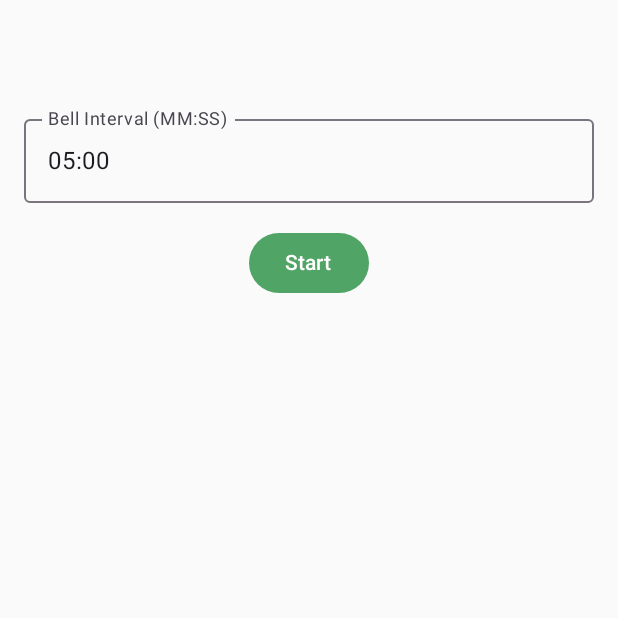
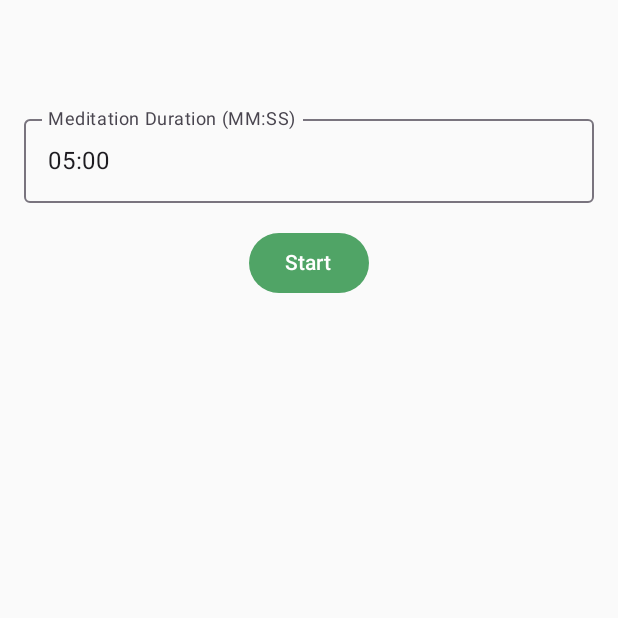
Before and after one commit to travis575757/simple_mindfulness, an Android app built with Jetpack Compose: the MainTimerScreen screen opened through its navigation route, on a phone screen of 412 x 824 dp, the part 415-1033 px from its top. Run offline under Robolectric (Android 15) with nearby library versions, the phone set to English and light mode, and no system bars; our stand-ins replace Room's generated code.

Commit message:
Fix meditation duration

```diff
--- a/app/src/main/java/com/vtrifidgames/simplemindfulnesstimer/ui/screens/MainTimerScreen.kt
+++ b/app/src/main/java/com/vtrifidgames/simplemindfulnesstimer/ui/screens/MainTimerScreen.kt
@@ -86,7 +86,7 @@ fun MainTimerScreen(navController: NavController) {
                         value = preDisplayTime,
                         onValueChange = {},
                         readOnly = true,
-                        label = { Text("Bell Interval (MM:SS)") },
+                        label = { Text("Meditation Duration (MM:SS)") },
                         modifier = Modifier.fillMaxWidth(),
                         colors =  OutlinedTextFieldDefaults.colors(
                             disabledTextColor = LocalContentColor.current,
```
